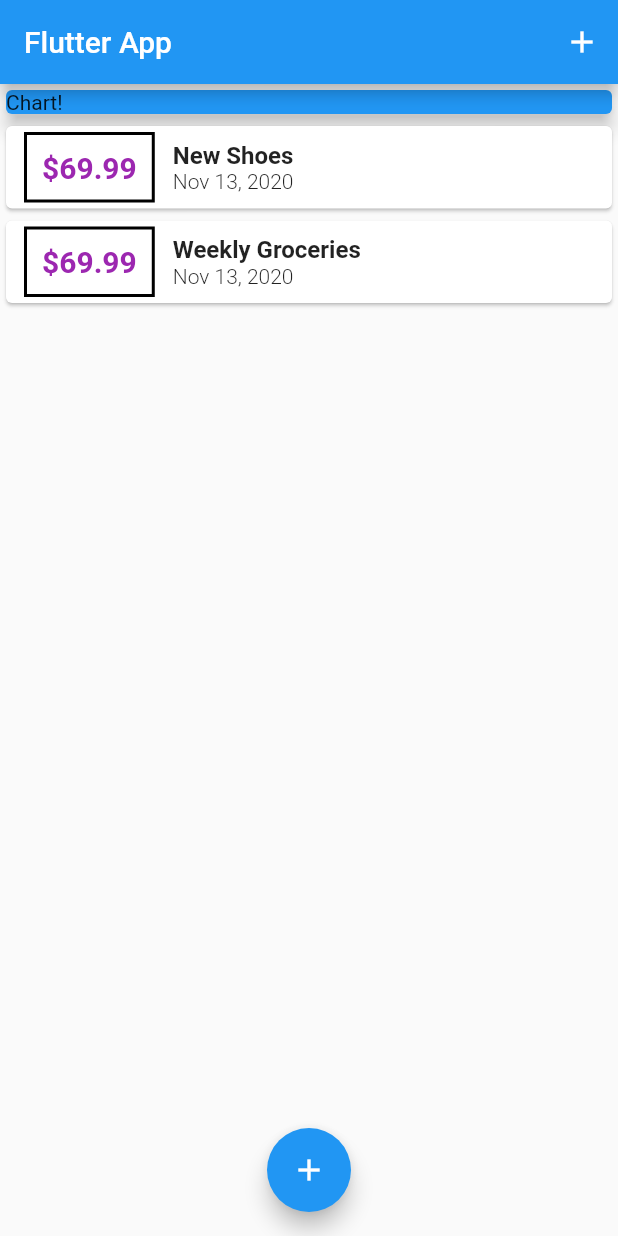
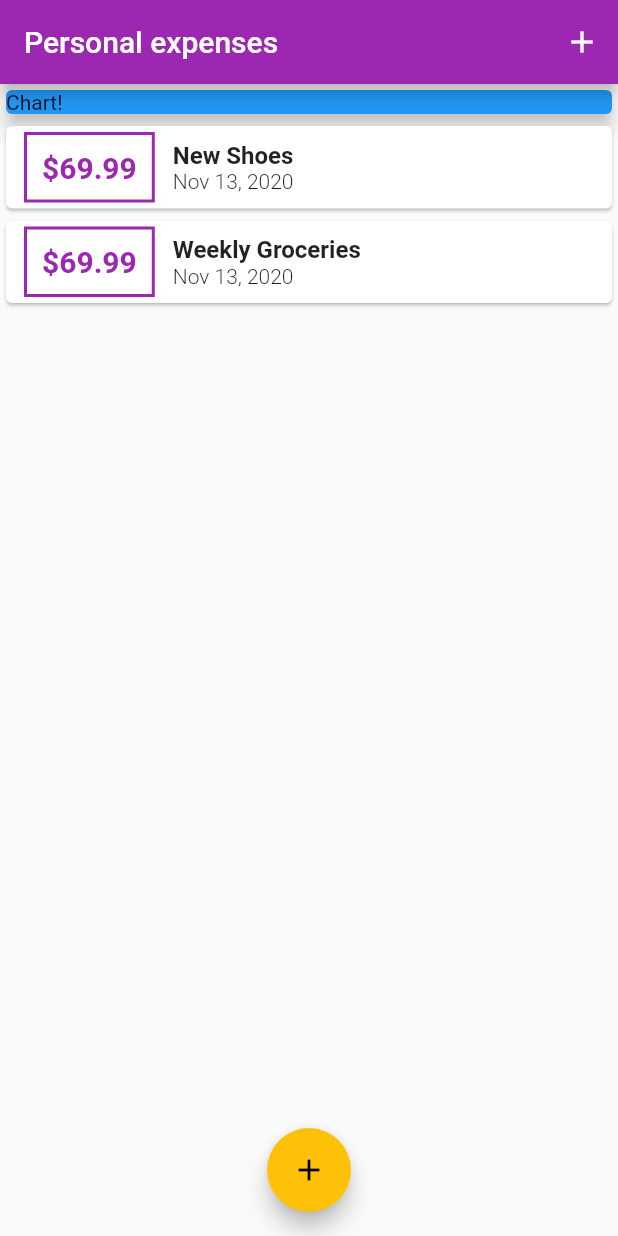
Before and after one commit to mikolertesx/personal-expenses, a Flutter app: the screen it shows after launch, on a phone screen of 412 x 824 dp. Run offline on Flutter 3.47's test engine with Material 2 defaults, Android fonts, the phone set to English and light mode, and no system bars.

Commit message:
Configuring and using themes.

```diff
--- a/lib/main.dart
+++ b/lib/main.dart
@@ -12,10 +12,10 @@ class MyApp extends StatelessWidget {
   @override
   Widget build(BuildContext context) {
     return MaterialApp(
-      title: 'Flutter Demo',
+      title: 'Personal expenses',
       theme: ThemeData(
-        primarySwatch: Colors.blue,
-        visualDensity: VisualDensity.adaptivePlatformDensity,
+        primarySwatch: Colors.purple,
+        accentColor: Colors.amber,
       ),
       home: MyHomePage(),
     );
@@ -69,7 +69,7 @@ class _MyHomePageState extends State<MyHomePage> {
   Widget build(BuildContext context) {
     return Scaffold(
       appBar: AppBar(
-        title: Text('Flutter App'),
+        title: Text('Personal expenses'),
         actions: [
           IconButton(
             icon: Icon(Icons.add),
--- a/lib/widgets/transaction_list.dart
+++ b/lib/widgets/transaction_list.dart
@@ -27,17 +27,17 @@ class TransactionList extends StatelessWidget {
                   ),
                   decoration: BoxDecoration(
                     border: Border.all(
+                      color: Theme.of(context).primaryColor,
                       width: 2,
-                      color: Colors.black,
                     ),
                   ),
                   padding: EdgeInsets.all(10),
                   child: Text(
                     "\$${tx.amount.toStringAsFixed(2)}",
                     style: TextStyle(
+                      color: Theme.of(context).primaryColor,
                       fontWeight: FontWeight.bold,
                       fontSize: 20,
-                      color: Colors.purple,
                     ),
                   ),
                 ),
```
Also changed, not shown: 1 other file.
